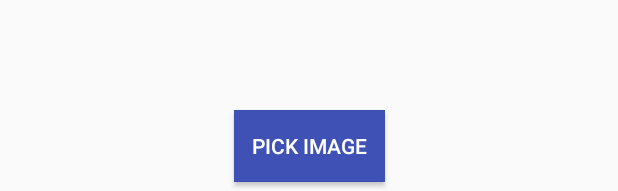
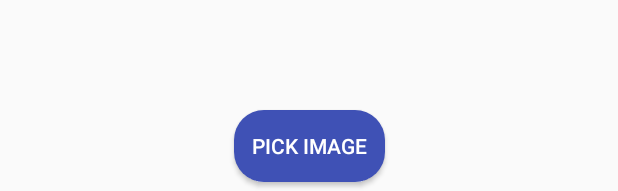
Before and after one commit to ashtrisk/NdkPixels, an Android app: the layout activity_main.xml on its own in the app's theme, with its tools: preview values and no code run, on a phone screen of 412 x 824 dp. Shown: the part 1042-1233 px from the top of the screen. Run offline under Robolectric (Android 15) with nearby library versions, the phone set to English and light mode, and no system bars; plain views replace GraphView.

Commit message:
Add Runtime external storage permission. Add Pick image button bg drawable

```diff
--- a/app/build.gradle
+++ b/app/build.gradle
@@ -13,6 +13,7 @@ android {
         externalNativeBuild {
             cmake {
                 cppFlags "-frtti -fexceptions"
+                // cppFlags "-std=c++11" // Used in CodeLabs
             }
         }
     }
--- /dev/null
+++ b/app/src/main/res/drawable/btn_bg.xml
@@ -0,0 +1,8 @@
+<?xml version="1.0" encoding="utf-8"?>
+<shape xmlns:android="http://schemas.android.com/apk/res/android"
+    android:shape="rectangle">
+
+    <solid android:color="@color/colorPrimary"/>
+    <corners android:radius="20dp"/>
+
+</shape>
--- a/app/src/main/res/layout/activity_main.xml
+++ b/app/src/main/res/layout/activity_main.xml
@@ -35,7 +35,7 @@
         android:id="@+id/btn_pick_img"
         android:layout_width="wrap_content"
         android:layout_height="wrap_content"
-        android:background="@color/colorPrimary"
+        android:background="@drawable/btn_bg"
         android:text="Pick Image"
         android:padding="12dp"
         android:gravity="center"
```
Also changed, not shown: app/src/main/java/com/ashutosh/ndkpixels/ContentAdapter.java (+12 -9 lines), app/src/main/java/com/ashutosh/ndkpixels/MainActivity.java (+25 -2 lines), 1 other file.
